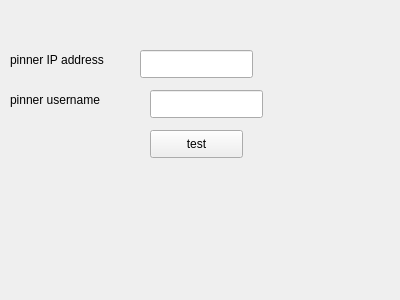
Above: Plugins/SSHRemotePinningUI.ui from emendir/IPNS-Manager before the change. Below: the same form after it.
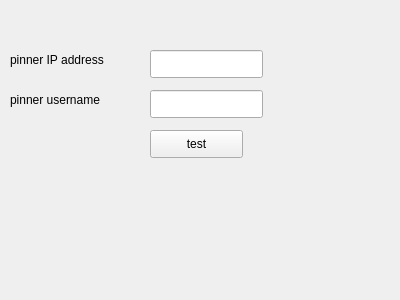
That is the form after the change.

What changed in the file:
```diff
--- a/Plugins/SSHRemotePinningUI.ui
+++ b/Plugins/SSHRemotePinningUI.ui
@@ -29,7 +29,7 @@
   <widget class="QLineEdit" name="pinner_ip_txbx">
    <property name="geometry">
     <rect>
-     <x>140</x>
+     <x>150</x>
      <y>50</y>
      <width>113</width>
      <height>28</height>
```
